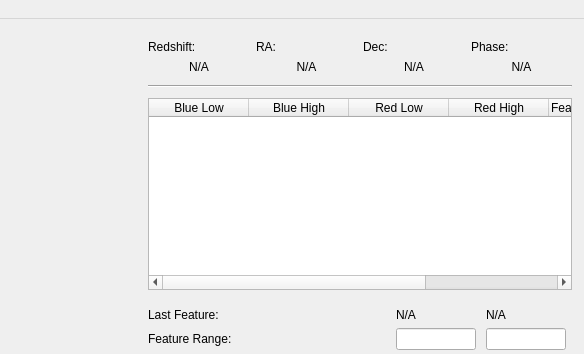
Old version of the form spec_analysis/app/gui_layouts/mainwindow.ui in the repository mwvgroup/SN-Spectral-Evolution; both pictures show x 803 to 1387 and y 0 to 354 of the 1387 by 832 pixel window.
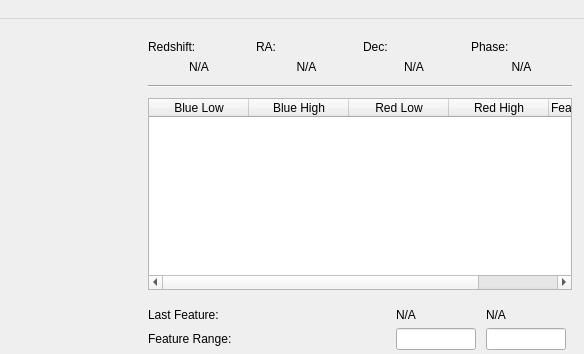
New version of the form. Custom widgets are drawn as their Qt base class.

Commit message: Removes blank column in feature table

Patch:
```diff
--- a/spec_analysis/app/gui_layouts/mainwindow.ui
+++ b/spec_analysis/app/gui_layouts/mainwindow.ui
@@ -152,6 +152,12 @@
         <property name="showDropIndicator" stdset="0">
          <bool>false</bool>
         </property>
+        <property name="dragDropOverwriteMode">
+         <bool>false</bool>
+        </property>
+        <property name="alternatingRowColors">
+         <bool>true</bool>
+        </property>
         <property name="wordWrap">
          <bool>false</bool>
         </property>
@@ -201,11 +207,6 @@
           <set>AlignLeading|AlignVCenter</set>
          </property>
         </column>
-        <column>
-         <property name="text">
-          <string/>
-         </property>
-        </column>
        </widget>
       </item>
       <item>
```
Left out of the diff: 6 changed lines with no effect on the pictures.
